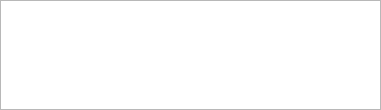
First picture: the form in addons/search/results.ui, repository KDE/kate, before the edit.
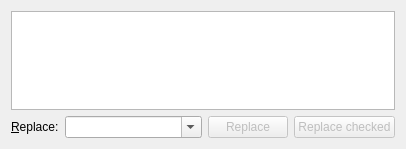
Second picture: the form after the edit.

Commit message: rework a bit the search & replace in files, we can revert that again if not wanted, but we want a backup of the ui file in any case in the public git ;=)

Diff of the .ui file:
```diff
--- a/addons/search/results.ui
+++ b/addons/search/results.ui
@@ -6,14 +6,11 @@
    <rect>
     <x>0</x>
     <y>0</y>
-    <width>381</width>
-    <height>110</height>
+    <width>406</width>
+    <height>149</height>
    </rect>
   </property>
-  <layout class="QVBoxLayout" name="verticalLayout_3" stretch="10">
-   <property name="margin">
-    <number>0</number>
-   </property>
+  <layout class="QVBoxLayout" name="verticalLayout">
    <item>
     <widget class="QTreeWidget" name="tree">
      <property name="uniformRowHeights">
@@ -35,6 +32,53 @@
      </column>
     </widget>
    </item>
+   <item>
+    <layout class="QHBoxLayout" name="horizontalLayout">
+     <item>
+      <widget class="QLabel" name="replaceLabel">
+       <property name="text">
+        <string>&amp;Replace:</string>
+       </property>
+       <property name="buddy">
+        <cstring>replaceCombo</cstring>
+       </property>
+      </widget>
+     </item>
+     <item>
+      <widget class="QComboBox" name="replaceCombo">
+       <property name="sizePolicy">
+        <sizepolicy hsizetype="MinimumExpanding" vsizetype="Fixed">
+         <horstretch>0</horstretch>
+         <verstretch>0</verstretch>
+        </sizepolicy>
+       </property>
+       <property name="editable">
+        <bool>true</bool>
+       </property>
+      </widget>
+     </item>
+     <item>
+      <widget class="QPushButton" name="replaceButton">
+       <property name="enabled">
+        <bool>false</bool>
+       </property>
+       <property name="text">
+        <string>Replace</string>
+       </property>
+      </widget>
+     </item>
+     <item>
+      <widget class="QPushButton" name="replaceCheckedBtn">
+       <property name="enabled">
+        <bool>false</bool>
+       </property>
+       <property name="text">
+        <string>Replace checked</string>
+       </property>
+      </widget>
+     </item>
+    </layout>
+   </item>
   </layout>
  </widget>
  <resources/>
```
The commit also changes 3 other files.
